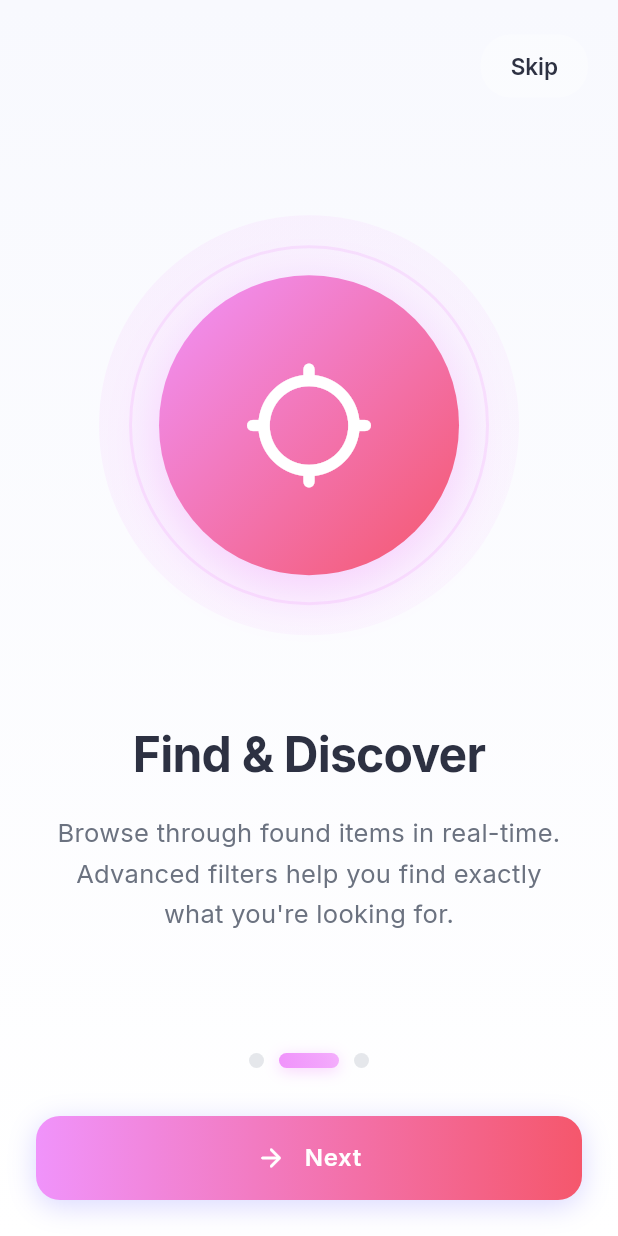
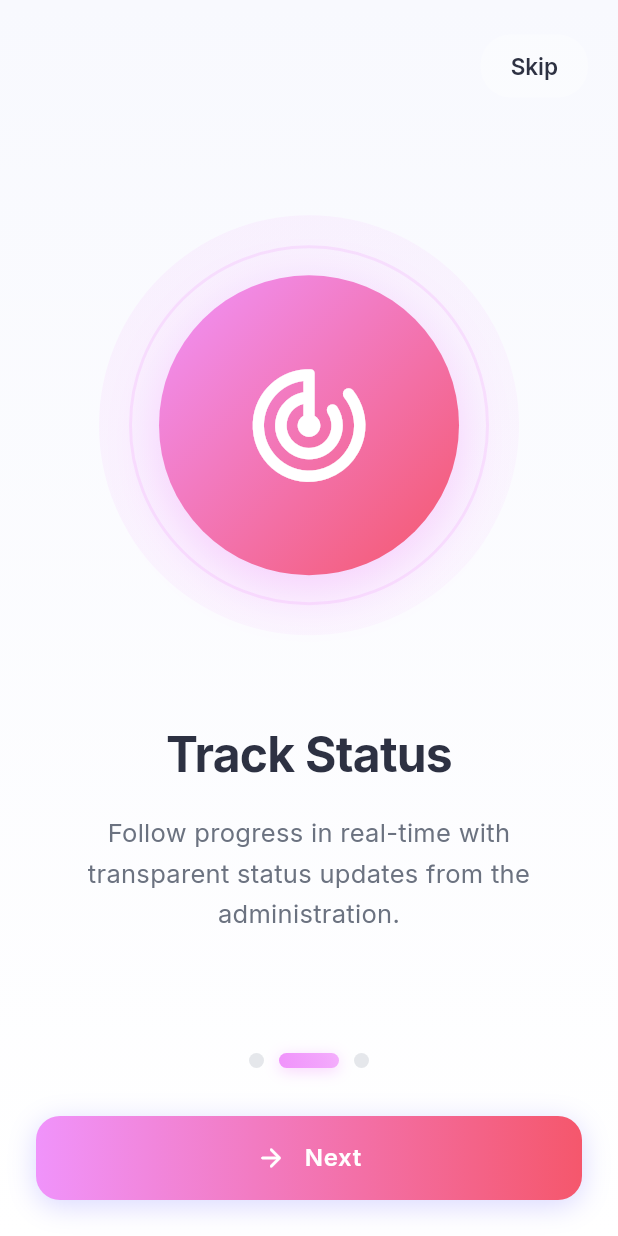
Before and after one commit to ayushkc777/Complain-College-App, a Flutter app: the screen it shows after launch, swiped to page 2, on a phone screen of 412 x 824 dp. Run offline on Flutter 3.47's test engine with Material 3 defaults, Android fonts, the phone set to English and light mode, and no system bars; our stand-ins replace flutter_riverpod, flutter_svg, shared_preferences.

Commit message:
Sprint 1: onboarding flow

```diff
--- a/lib/features/onboarding/presentation/pages/onboarding_page.dart
+++ b/lib/features/onboarding/presentation/pages/onboarding_page.dart
@@ -24,26 +24,26 @@ class _OnboardingPageState extends ConsumerState<OnboardingPage>
 
   final List<OnboardingItem> _onboardingItems = const [
     OnboardingItem(
-      title: 'Report Lost Items',
+      title: 'Raise a Complaint',
       description:
-          'Quickly report lost items with photos and detailed descriptions. Our smart matching helps reunite you with your belongings.',
-      icon: Icons.travel_explore_rounded,
+          'File issues with clear details and categories in seconds. Keep everything organized.',
+      icon: Icons.report_gmailerrorred_rounded,
       color: AppColors.onboarding1Primary,
       gradientColors: [AppColors.onboarding1Primary, AppColors.onboarding1Secondary],
     ),
     OnboardingItem(
-      title: 'Find & Discover',
+      title: 'Track Status',
       description:
-          'Browse through found items in real-time. Advanced filters help you find exactly what you\'re looking for.',
-      icon: Icons.location_searching_rounded,
+          'Follow progress in real-time with transparent status updates from the administration.',
+      icon: Icons.track_changes_rounded,
       color: AppColors.onboarding2Primary,
       gradientColors: [AppColors.onboarding2Primary, AppColors.onboarding2Secondary],
     ),
     OnboardingItem(
-      title: 'Connect Instantly',
+      title: 'Get Support',
       description:
-          'Chat directly with finders or owners. Get instant notifications and recover your items quickly and securely.',
-      icon: Icons.forum_rounded,
+          'Connect with the helpdesk and get faster resolution for campus issues.',
+      icon: Icons.support_agent_rounded,
       color: AppColors.onboarding3Primary,
       gradientColors: [AppColors.onboarding3Primary, AppColors.onboarding3Secondary],
     ),
```
Also changed, not shown: lib/features/onboarding/domain/entities/onboarding_item.dart (line endings or trailing spaces), lib/features/onboarding/presentation/widgets/onboarding_content.dart (line endings or trailing spaces), lib/features/onboarding/presentation/widgets/page_indicator.dart (line endings or trailing spaces).
